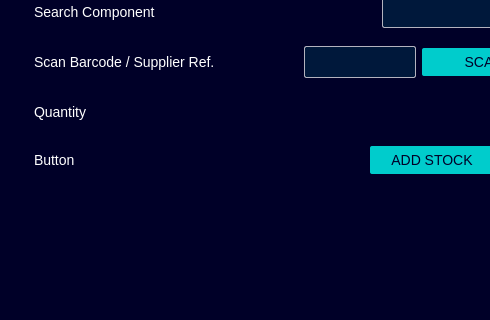
Qt form StockTracker-Designer/gui_stocktracker.ui (candeiassantiago393-spec/StockTracker) before a commit; both pictures show x 0 to 490 and y 193 to 513 of the 1284 by 720 pixel window.
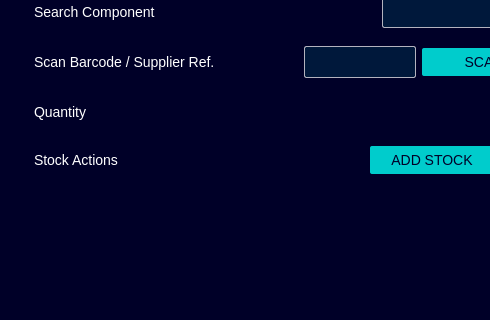
The same form after that commit. Icons and pictures are not drawn.

Commit message:
feat: catalog image zoom, Stock Actions label, docs and Designer sync
Add interactive component image preview with high-res Mouser URLs, fix Stock Actions label, regenerate Designer package, and update documentation.

The edit to the form file:
```diff
--- a/StockTracker-Designer/gui_stocktracker.ui
+++ b/StockTracker-Designer/gui_stocktracker.ui
@@ -445,7 +445,7 @@
                  <verstretch>0</verstretch>
                 </sizepolicy>
                </property>
-               <property name="text"><string>Button</string></property>
+               <property name="text"><string>Stock Actions</string></property>
               </widget>
 
              </item>
```
Left out of the diff: 2 changed lines with no effect on the pictures. The commit also changes 13 other files.
